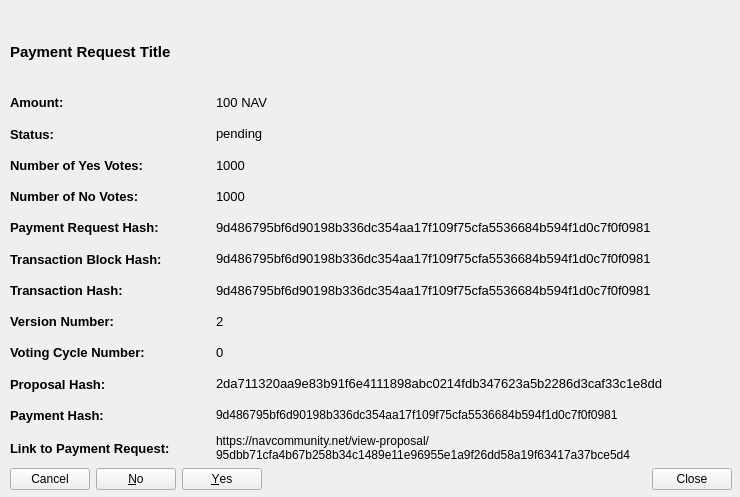
The window that src/qt/communityfunddisplaypaymentrequestdetailed.ui (navcoin/navcoin-core) describes before a commit, drawn with Qt 5.
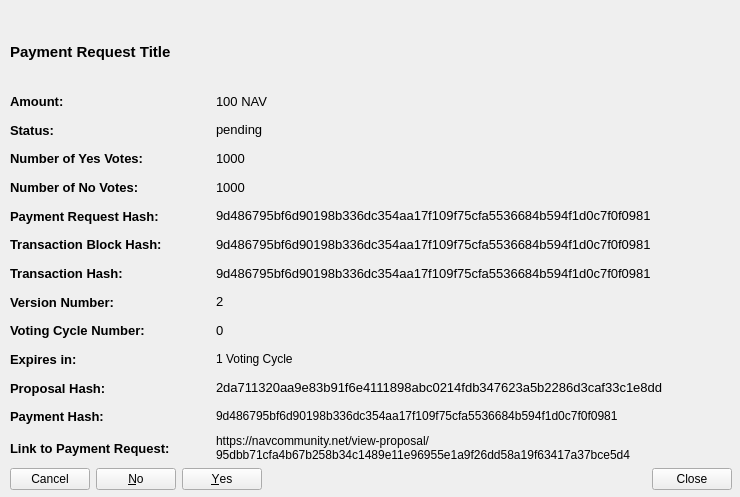
The same window after the commit.

Commit message: Show when prequest is accepted/rejected/expired on detailed view

What changed in the file:
```diff
--- a/src/qt/communityfunddisplaypaymentrequestdetailed.ui
+++ b/src/qt/communityfunddisplaypaymentrequestdetailed.ui
@@ -493,6 +493,55 @@
       </item>
      </layout>
     </item>
+    <item>
+     <layout class="QHBoxLayout" name="horizontalLayout_3">
+      <property name="topMargin">
+       <number>0</number>
+      </property>
+      <item>
+       <widget class="QLabel" name="labelPrequestExpiryTitle">
+        <property name="sizePolicy">
+         <sizepolicy hsizetype="Minimum" vsizetype="Preferred">
+          <horstretch>0</horstretch>
+          <verstretch>0</verstretch>
+         </sizepolicy>
+        </property>
+        <property name="minimumSize">
+         <size>
+          <width>200</width>
+          <height>0</height>
+         </size>
+        </property>
+        <property name="maximumSize">
+         <size>
+          <width>200</width>
+          <height>16777215</height>
+         </size>
+        </property>
+        <property name="font">
+         <font>
+          <pointsize>10</pointsize>
+          <weight>75</weight>
+          <bold>true</bold>
+         </font>
+        </property>
+        <property name="text">
+         <string>Expires in:</string>
+        </property>
+       </widget>
+      </item>
+      <item>
+       <widget class="QLabel" name="labelPrequestExpiry">
+        <property name="text">
+         <string>1 Voting Cycle</string>
+        </property>
+        <property name="textInteractionFlags">
+         <set>Qt::TextSelectableByMouse</set>
+        </property>
+       </widget>
+      </item>
+     </layout>
+    </item>
     <item>
      <layout class="QHBoxLayout" name="horizontalLayoutTransactionHash_2">
       <item>
```
The commit also changes 1 other file.
